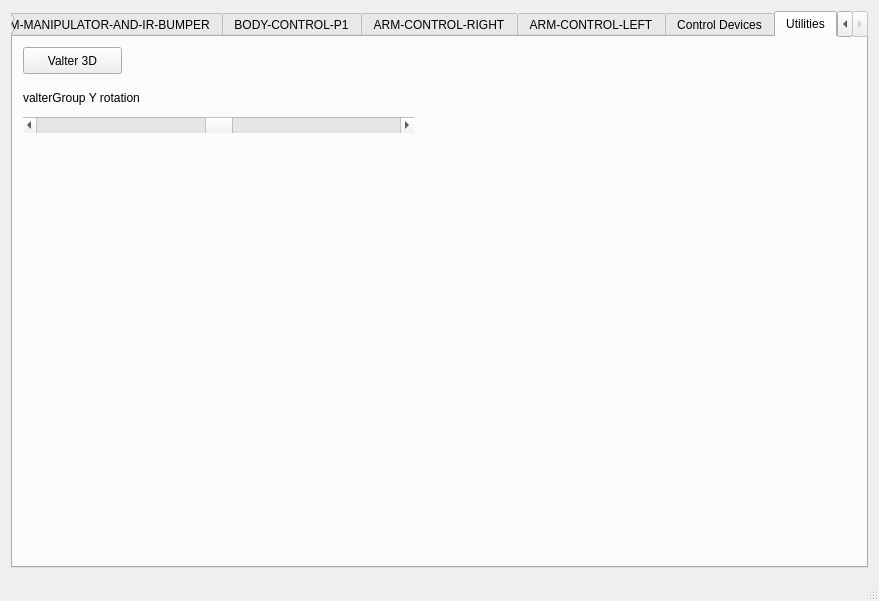
Before: the Qt Designer form software/computer/client/qt/expclient/mainwindow.ui in wercool/valter, drawn with Qt 5.
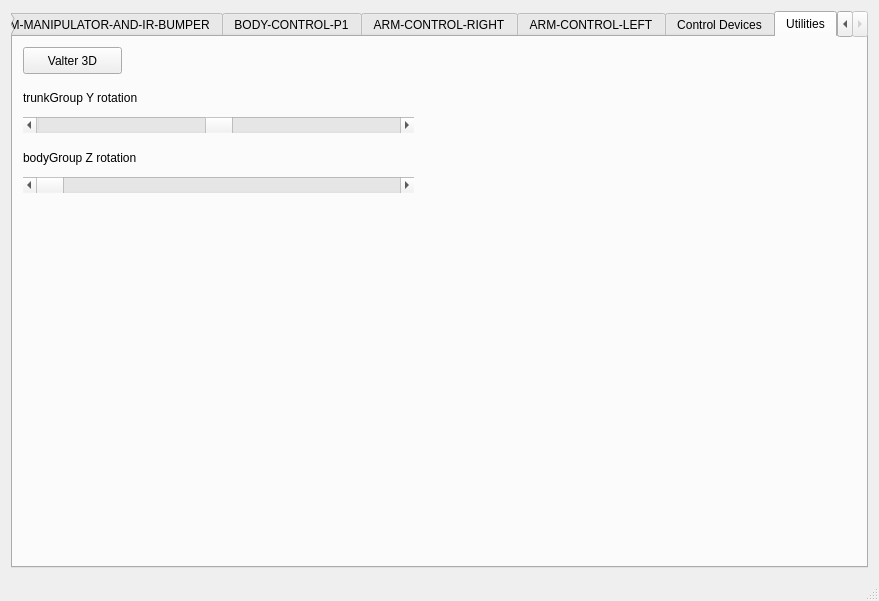
After: the same form once the commit is applied. Icons and pictures are not drawn.

Commit message: Valter 3D in progress

```diff
--- a/software/computer/client/qt/expclient/mainwindow.ui
+++ b/software/computer/client/qt/expclient/mainwindow.ui
@@ -9867,7 +9867,48 @@
          <string extracomment="sss"/>
         </property>
         <property name="text">
-         <string>valterGroup Y rotation</string>
+         <string>trunkGroup Y rotation</string>
+        </property>
+       </widget>
+       <widget class="QLabel" name="label_85">
+        <property name="geometry">
+         <rect>
+          <x>10</x>
+          <y>110</y>
+          <width>179</width>
+          <height>22</height>
+         </rect>
+        </property>
+        <property name="statusTip">
+         <string extracomment="sss"/>
+        </property>
+        <property name="text">
+         <string>bodyGroup Z rotation</string>
+        </property>
+       </widget>
+       <widget class="QScrollBar" name="horizontalScrollBar_10">
+        <property name="geometry">
+         <rect>
+          <x>10</x>
+          <y>140</y>
+          <width>391</width>
+          <height>16</height>
+         </rect>
+        </property>
+        <property name="minimum">
+         <number>0</number>
+        </property>
+        <property name="maximum">
+         <number>500</number>
+        </property>
+        <property name="singleStep">
+         <number>0</number>
+        </property>
+        <property name="pageStep">
+         <number>5</number>
+        </property>
+        <property name="orientation">
+         <enum>Qt::Horizontal</enum>
         </property>
        </widget>
       </widget>
```
Left out of the diff: 8 changed lines with no effect on the pictures. The commit also changes 7 other files.
